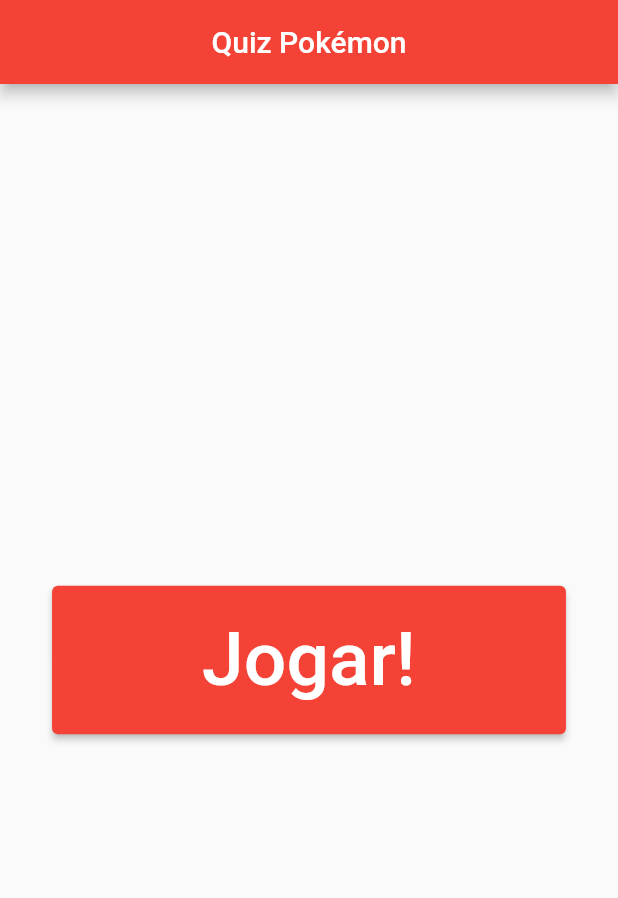
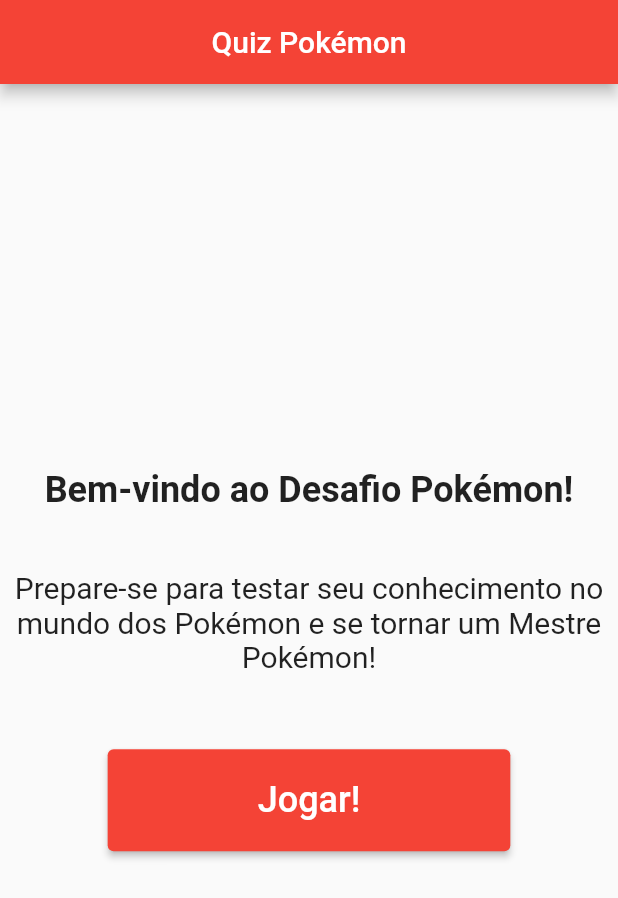
Before and after one commit to Wuelliton96/Pokedex_n2, a Flutter app: the screen it shows after launch, on a phone screen of 412 x 824 dp. Shown: the top 898 px of the screen. Run offline on Flutter 3.47's test engine with Material 2 defaults, Android fonts, the phone set to English and light mode, and no system bars.

```diff
--- a/lib/screens/homepage.dart
+++ b/lib/screens/homepage.dart
@@ -11,17 +11,35 @@ class Homepage extends StatelessWidget {
         backgroundColor: Colors.red,
         title: const Center(child: Text('Quiz Pokémon')),
       ),
-      body: Center(
+      body: Column(
+        mainAxisAlignment:
+            MainAxisAlignment.center, // Centraliza os elementos verticalmente
+        children: [
+          const Text(
+            'Bem-vindo ao Desafio Pokémon!', // Mensagem de boas-vindas
+            style: TextStyle(fontSize: 24, fontWeight: FontWeight.bold),
+          ),
+          const SizedBox(height: 40),
+          const Text(
+            'Prepare-se para testar seu conhecimento no mundo dos Pokémon e se tornar um Mestre Pokémon!', // Mensagem de boas-vindas
+            style: TextStyle(fontSize: 20, fontWeight: FontWeight.normal),
+            textAlign: TextAlign.center,// Centraliza o texto horizontalmente
+          ), // Adiciona um espaçamento vertical
+          const SizedBox(height: 50),
+          Center(
             child: ElevatedButton(
               onPressed: () {
-            Navigator.push(context, MaterialPageRoute(builder: (context) =>  Quiz()));
+                Navigator.push(
+                    context, MaterialPageRoute(builder: (context) => Quiz()));
               },
               style: ElevatedButton.styleFrom(
                 backgroundColor: Colors.red,
                 padding: const EdgeInsets.fromLTRB(100, 20, 100, 20),
               ),
-          child: const Text('Jogar!', style: TextStyle(fontSize: 50)),
+              child: const Text('Jogar!', style: TextStyle(fontSize: 24)),
             ),
+          ),
+        ],
       ),
     );
   }
```
Also changed, not shown: lib/screens/quiz_pokemon.dart (+12 -6 lines). Lines whose indentation alone changed are shown as unchanged.
